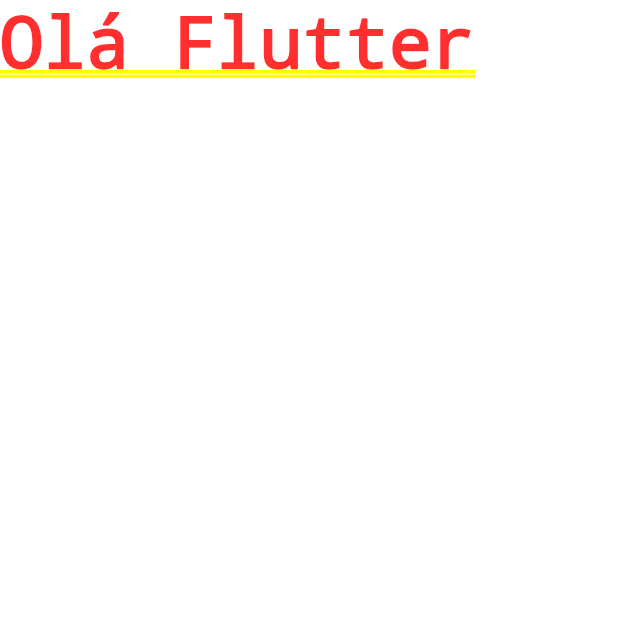
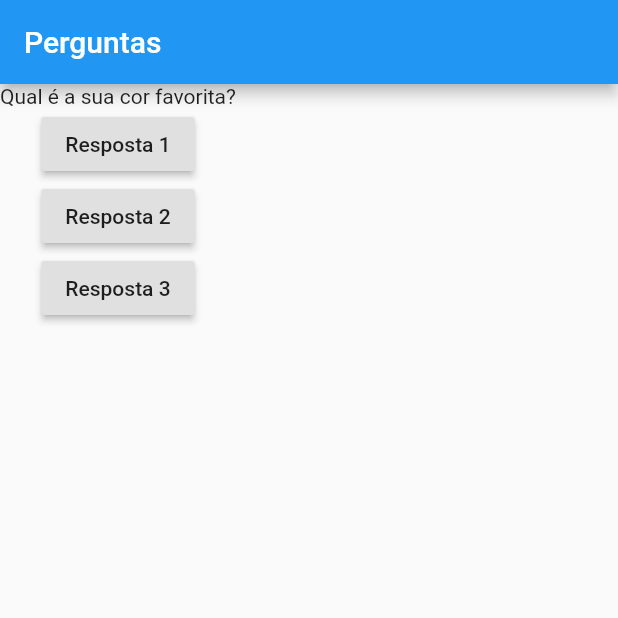
Before and after one commit to renatovieiradesouza/flutter_curso_cod3r, a Flutter app: the screen it shows after launch, on a phone screen of 412 x 824 dp, the top half of it. Run offline on Flutter 3.47's test engine with Material 2 defaults, Android fonts, the phone set to English and light mode, and no system bars.

Commit message:
Adicionado arquivo de anotações e iniciado desenvolvimento app perguntas

```diff
--- a/projeto_perguntas/lib/main.dart
+++ b/projeto_perguntas/lib/main.dart
@@ -1,16 +1,51 @@
 import 'package:flutter/cupertino.dart';
 import 'package:flutter/material.dart';
 
-main(){
-  runApp(PerguntaApp());
+main() => runApp(PerguntaApp());
 
-}
-
+//Stateless = sem estado
 class PerguntaApp extends StatelessWidget {
   @override
   Widget build(BuildContext context) {
+
+    final perguntas = [
+      "Qual é a sua cor favorita?",
+      "Qual é o seu animal favorito?"
+    ];
+
+    void responder(){
+      print("Pergunta respondida");
+    }
+
+
+
     return MaterialApp(
-      home: Text("Olá Flutter")
+      home: Scaffold(
+        appBar: AppBar(
+          title: Text("Perguntas"),
+        ),
+        body: Column(
+          children: <Widget>[
+            Text(perguntas[0]),
+            RaisedButton(
+              child: Text("Resposta 1"),
+              onPressed: responder,
+            ),
+            RaisedButton(
+              child: Text("Resposta 2"),
+              onPressed: () {
+                print("Função do tipo Arrow Function");
+              },
+            ),
+            RaisedButton(
+              child: Text("Resposta 3"),
+              onPressed: () => {
+                print("Função do tipo Arrow Function")
+              },
+            ),
+          ],
+        ),
+      ),
     );
   }
 }
```
Also changed, not shown: 1 other file.
